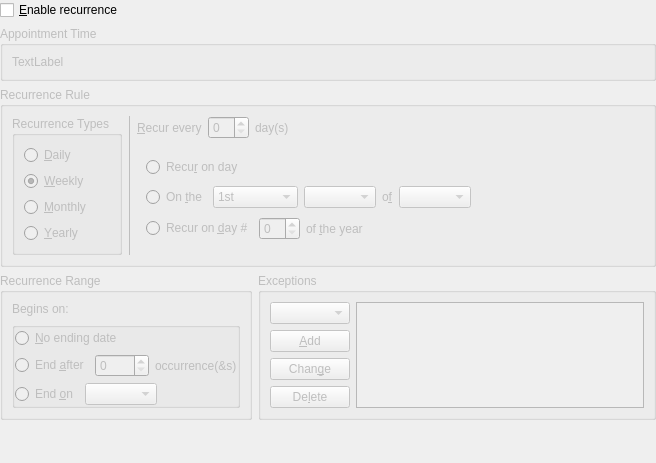
This is incidenceeditors/incidenceeditor-ng/incidencerecurrenceeditor.ui in chusopr/kdepim-ktimetracker-akonadi as Qt 5 draws it before an edit. The edited form follows.
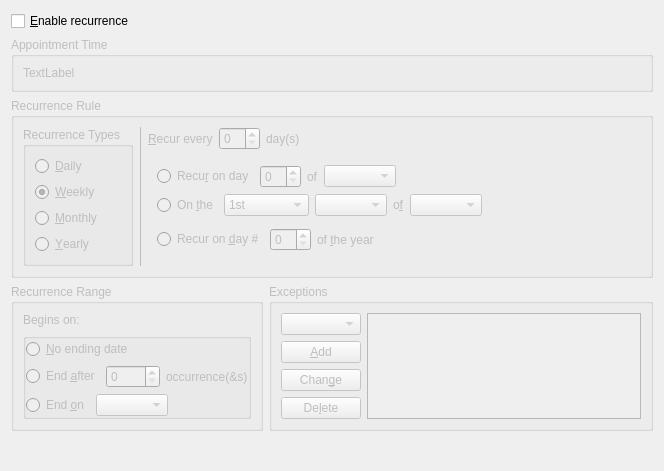
This is the edited form. The open tabs and pages were chosen to show the change. Custom widgets are drawn as their Qt base class.

Commit message: Add loading and saving logic for recurrence

Diff of the .ui file:
```diff
--- a/incidenceeditors/incidenceeditor-ng/incidencerecurrenceeditor.ui
+++ b/incidenceeditors/incidenceeditor-ng/incidencerecurrenceeditor.ui
@@ -6,8 +6,8 @@
    <rect>
     <x>0</x>
     <y>0</y>
-    <width>656</width>
-    <height>463</height>
+    <width>664</width>
+    <height>471</height>
    </rect>
   </property>
   <property name="sizePolicy">
@@ -16,10 +16,7 @@
     <verstretch>0</verstretch>
    </sizepolicy>
   </property>
-  <layout class="QGridLayout" name="gridLayout_7">
-   <property name="margin">
-    <number>0</number>
-   </property>
+  <layout class="QGridLayout" name="gridLayout_12">
    <item row="0" column="0">
     <widget class="QCheckBox" name="mEnabledCheck">
      <property name="whatsThis">
@@ -111,6 +108,9 @@
            <property name="checked">
             <bool>false</bool>
            </property>
+           <attribute name="buttonGroup">
+            <string>mTypeButtonGroup</string>
+           </attribute>
           </widget>
          </item>
          <item row="1" column="0">
@@ -124,6 +124,9 @@
            <property name="checked">
             <bool>true</bool>
            </property>
+           <attribute name="buttonGroup">
+            <string>mTypeButtonGroup</string>
+           </attribute>
           </widget>
          </item>
          <item row="2" column="0">
@@ -134,6 +137,9 @@
            <property name="text">
             <string extracomment="@option:radio recur monthly">&amp;Monthly</string>
            </property>
+           <attribute name="buttonGroup">
+            <string>mTypeButtonGroup</string>
+           </attribute>
           </widget>
          </item>
          <item row="3" column="0">
@@ -144,6 +150,9 @@
            <property name="text">
             <string extracomment="@option:radio recur yearly">&amp;Yearly</string>
            </property>
+           <attribute name="buttonGroup">
+            <string>mTypeButtonGroup</string>
+           </attribute>
           </widget>
          </item>
         </layout>
@@ -161,12 +170,12 @@
          <string>&amp;Recur every</string>
         </property>
         <property name="buddy">
-         <cstring>spinBox</cstring>
+         <cstring>mFrequencyEdit</cstring>
         </property>
        </widget>
       </item>
       <item row="0" column="4">
-       <widget class="QSpinBox" name="spinBox">
+       <widget class="QSpinBox" name="mFrequencyEdit">
         <property name="sizePolicy">
          <sizepolicy hsizetype="Fixed" vsizetype="Fixed">
           <horstretch>0</horstretch>
@@ -203,49 +212,49 @@
         <widget class="QWidget" name="weekly">
          <layout class="QGridLayout" name="gridLayout_8">
           <item row="0" column="0">
-           <widget class="QCheckBox" name="checkBox">
+           <widget class="QCheckBox" name="mDay0Check">
             <property name="text">
              <string>Mon</string>
             </property>
            </widget>
           </item>
           <item row="0" column="1">
-           <widget class="QCheckBox" name="checkBox_2">
+           <widget class="QCheckBox" name="mDay1Check">
             <property name="text">
              <string>&amp;Tue</string>
             </property>
            </widget>
           </item>
           <item row="0" column="2">
-           <widget class="QCheckBox" name="checkBox_3">
+           <widget class="QCheckBox" name="mDay2Check">
             <property name="text">
              <string>Wed</string>
             </property>
            </widget>
           </item>
           <item row="0" column="3">
-           <widget class="QCheckBox" name="checkBox_4">
+           <widget class="QCheckBox" name="mDay3Check">
             <property name="text">
              <string>T&amp;hu</string>
             </property>
            </widget>
           </item>
           <item row="0" column="4">
-           <widget class="QCheckBox" name="checkBox_7">
+           <widget class="QCheckBox" name="mDay4Check">
             <property name="text">
              <string>&amp;Fri</string>
             </property>
            </widget>
           </item>
           <item row="0" column="5">
-           <widget class="QCheckBox" name="checkBox_6">
+           <widget class="QCheckBox" name="mDay5Check">
             <property name="text">
              <string>&amp;Sat</string>
             </property>
            </widget>
           </item>
           <item row="0" column="6">
-           <widget class="QCheckBox" name="checkBox_5">
+           <widget class="QCheckBox" name="mDay6Check">
             <property name="text">
              <string>S&amp;un</string>
             </property>
@@ -284,7 +293,7 @@
               <number>0</number>
              </property>
              <item row="0" column="0">
-              <widget class="QRadioButton" name="radioButton_5">
+              <widget class="QRadioButton" name="mMonthlyByDayRadio">
                <property name="sizePolicy">
                 <sizepolicy hsizetype="Fixed" vsizetype="Fixed">
                  <horstretch>0</horstretch>
@@ -294,6 +303,9 @@
                <property name="text">
                 <string>Recur on the</string>
                </property>
+               <attribute name="buttonGroup">
+                <string>mMonthlyButtonGroup</string>
+               </attribute>
               </widget>
              </item>
              <item row="0" column="2">
@@ -304,7 +316,7 @@
               </widget>
              </item>
              <item row="1" column="0">
-              <widget class="QRadioButton" name="radioButton_6">
+              <widget class="QRadioButton" name="mMonthlyByPosRadio">
                <property name="sizePolicy">
                 <sizepolicy hsizetype="Fixed" vsizetype="Fixed">
                  <horstretch>0</horstretch>
@@ -314,16 +326,19 @@
                <property name="text">
                 <string>Recur on the</string>
                </property>
+               <attribute name="buttonGroup">
+                <string>mMonthlyButtonGroup</string>
+               </attribute>
               </widget>
              </item>
              <item row="1" column="1">
-              <widget class="KComboBox" name="kcombobox_2"/>
+              <widget class="KComboBox" name="mMonthlyByPosCountCombo"/>
              </item>
              <item row="1" column="2">
-              <widget class="KComboBox" name="kcombobox_3"/>
+              <widget class="KComboBox" name="mMonthlyByPosWeekdayCombo"/>
              </item>
              <item row="0" column="1">
-              <widget class="KComboBox" name="kcombobox"/>
+              <widget class="KComboBox" name="mMonthlyByDayCombo"/>
              </item>
             </layout>
            </widget>
@@ -344,34 +359,90 @@
          </layout>
         </widget>
         <widget class="QWidget" name="yearly">
-         <layout class="QGridLayout" name="gridLayout_12">
-          <item row="0" column="0" colspan="2">
-           <widget class="QRadioButton" name="mByDayRadio">
+         <layout class="QGridLayout" name="gridLayout_7">
+          <item row="0" column="0">
+           <layout class="QHBoxLayout" name="horizontalLayout_2">
+            <item>
+             <widget class="QRadioButton" name="mYearlyByMonthRadio">
             <property name="whatsThis">
              <string extracomment="@info:whatsthis">Sets a specific day of the month on which this event or to-do should recur.</string>
             </property>
             <property name="text">
              <string>Recu&amp;r on day</string>
             </property>
-           </widget>
-          </item>
-          <item row="1" column="0">
-           <widget class="QRadioButton" name="radioButton_2">
+              <attribute name="buttonGroup">
+               <string>mYearlyButtonGroup</string>
+              </attribute>
+             </widget>
+            </item>
+            <item>
+             <widget class="QSpinBox" name="mYearlyByMonthSpin">
             <property name="sizePolicy">
              <sizepolicy hsizetype="Fixed" vsizetype="Fixed">
+                <horstretch>0</horstretch>
+                <verstretch>0</verstretch>
+               </sizepolicy>
+              </property>
+             </widget>
+            </item>
+            <item>
+             <widget class="QLabel" name="label_2">
+              <property name="sizePolicy">
+               <sizepolicy hsizetype="Fixed" vsizetype="Preferred">
               <horstretch>0</horstretch>
               <verstretch>0</verstretch>
              </sizepolicy>
             </property>
             <property name="text">
-             <string>On &amp;the</string>
+               <string>of</string>
             </property>
            </widget>
           </item>
-          <item row="1" column="1" colspan="3">
+            <item>
+             <widget class="KComboBox" name="mYearlyByMonthCombo">
+              <property name="sizePolicy">
+               <sizepolicy hsizetype="Fixed" vsizetype="Fixed">
+                <horstretch>0</horstretch>
+                <verstretch>0</verstretch>
+               </sizepolicy>
+              </property>
+             </widget>
+            </item>
+            <item>
+             <spacer name="horizontalSpacer_2">
+              <property name="orientation">
+               <enum>Qt::Horizontal</enum>
+              </property>
+              <property name="sizeHint" stdset="0">
+               <size>
+                <width>40</width>
+                <height>20</height>
+               </size>
+              </property>
+             </spacer>
+            </item>
+           </layout>
+          </item>
+          <item row="1" column="0">
            <layout class="QHBoxLayout" name="horizontalLayout">
             <item>
-             <widget class="KComboBox" name="kcombobox_4">
+             <widget class="QRadioButton" name="mYearlyByPosRadio">
+              <property name="sizePolicy">
+               <sizepolicy hsizetype="Fixed" vsizetype="Fixed">
+                <horstretch>0</horstretch>
+                <verstretch>0</verstretch>
+               </sizepolicy>
+              </property>
+              <property name="text">
+               <string>On &amp;the</string>
+              </property>
+              <attribute name="buttonGroup">
+               <string>mYearlyButtonGroup</string>
+              </attribute>
+             </widget>
+            </item>
+            <item>
+             <widget class="KComboBox" name="mYearlyByPosDayCombo">
               <property name="sizePolicy">
                <sizepolicy hsizetype="Fixed" vsizetype="Fixed">
                 <horstretch>0</horstretch>
@@ -697,7 +768,7 @@
              </widget>
             </item>
             <item>
-             <widget class="KComboBox" name="kcombobox_5">
+             <widget class="KComboBox" name="mYearlyByPosWeekdayCombo">
               <property name="sizePolicy">
                <sizepolicy hsizetype="Fixed" vsizetype="Fixed">
                 <horstretch>0</horstretch>
@@ -718,12 +789,12 @@
                <string extracomment="@label part between WEEKDAY and MONTH in 'Recur on NNN. WEEKDAY of MONTH'">o&amp;f</string>
               </property>
               <property name="buddy">
-               <cstring>kcombobox_6</cstring>
+               <cstring>mYearlyByPosMonthCombo</cstring>
               </property>
              </widget>
             </item>
             <item>
-             <widget class="KComboBox" name="kcombobox_6">
+             <widget class="KComboBox" name="mYearlyByPosMonthCombo">
               <property name="sizePolicy">
                <sizepolicy hsizetype="Fixed" vsizetype="Fixed">
                 <horstretch>0</horstretch>
@@ -737,6 +808,9 @@
               <property name="orientation">
                <enum>Qt::Horizontal</enum>
               </property>
+              <property name="sizeType">
+               <enum>QSizePolicy::MinimumExpanding</enum>
+              </property>
               <property name="sizeHint" stdset="0">
                <size>
                 <width>40</width>
@@ -747,10 +821,12 @@
             </item>
            </layout>
           </item>
-          <item row="2" column="0" colspan="2">
-           <widget class="QRadioButton" name="radioButton_3">
+          <item row="2" column="0">
+           <layout class="QHBoxLayout" name="horizontalLayout_3">
+            <item>
+             <widget class="QRadioButton" name="mYearlyByDayRadio">
             <property name="sizePolicy">
-             <sizepolicy hsizetype="Fixed" vsizetype="Fixed">
+               <sizepolicy hsizetype="Minimum" vsizetype="Fixed">
               <horstretch>0</horstretch>
               <verstretch>0</verstretch>
              </sizepolicy>
@@ -758,10 +834,13 @@
             <property name="text">
              <string>Recur on &amp;day #</string>
             </property>
-           </widget>
-          </item>
-          <item row="2" column="2">
-           <widget class="QSpinBox" name="spinBox_3">
+              <attribute name="buttonGroup">
+               <string>mYearlyButtonGroup</string>
+              </attribute>
+             </widget>
+            </item>
+            <item>
+             <widget class="QSpinBox" name="mYearlyByDaySpin">
             <property name="sizePolicy">
              <sizepolicy hsizetype="Fixed" vsizetype="Fixed">
               <horstretch>0</horstretch>
@@ -770,7 +849,7 @@
             </property>
            </widget>
           </item>
-          <item row="2" column="3">
+            <item>
            <widget class="QLabel" name="label_5">
             <property name="sizePolicy">
              <sizepolicy hsizetype="MinimumExpanding" vsizetype="Preferred">
@@ -782,11 +861,13 @@
              <string extracomment="@label part after NNN of 'Recur on day #NNN of the year'">of &amp;the year</string>
             </property>
             <property name="buddy">
-             <cstring>spinBox_3</cstring>
+               <cstring>mYearlyByDaySpin</cstring>
             </property>
            </widget>
           </item>
          </layout>
+          </item>
+         </layout>
         </widget>
        </widget>
       </item>
@@ -794,7 +875,7 @@
     </widget>
    </item>
    <item row="3" column="0">
-    <widget class="QGroupBox" name="groupBox_2">
+    <widget class="QGroupBox" name="mRecurrenceRangeGroupBox">
      <property name="enabled">
       <bool>false</bool>
      </property>
@@ -806,7 +887,7 @@
      </property>
      <layout class="QGridLayout" name="gridLayout_11">
       <item row="0" column="0">
-       <widget class="QLabel" name="label_4">
+       <widget class="QLabel" name="mStartDateLabel">
         <property name="sizePolicy">
          <sizepolicy hsizetype="Fixed" vsizetype="Preferred">
           <horstretch>0</horstretch>
@@ -841,6 +922,9 @@
            <property name="text">
             <string>&amp;No ending date</string>
            </property>
+           <attribute name="buttonGroup">
+            <string>mRangeButtonGroup</string>
+           </attribute>
           </widget>
          </item>
          <item row="1" column="0" colspan="2">
@@ -857,10 +941,13 @@
            <property name="text">
             <string extracomment="@option:radio">End &amp;after</string>
            </property>
+           <attribute name="buttonGroup">
+            <string>mRangeButtonGroup</string>
+           </attribute>
           </widget>
          </item>
          <item row="1" column="2">
-          <widget class="QSpinBox" name="spinBox_2">
+          <widget class="QSpinBox" name="mEndDurationEdit">
            <property name="maximum">
             <number>9999</number>
            </property>
@@ -887,6 +974,9 @@
            <property name="text">
             <string extracomment="@option:radio">End &amp;on</string>
            </property>
+           <attribute name="buttonGroup">
+            <string>mRangeButtonGroup</string>
+           </attribute>
           </widget>
          </item>
          <item row="2" column="1" colspan="3">
@@ -909,7 +999,7 @@
     </widget>
    </item>
    <item row="3" column="1">
-    <widget class="QGroupBox" name="groupBox_3">
+    <widget class="QGroupBox" name="mExceptionsGroupBox">
      <property name="enabled">
       <bool>false</bool>
      </property>
@@ -927,7 +1017,7 @@
        <widget class="KPIM::KDateEdit" name="kpim::kdateedit"/>
       </item>
       <item row="0" column="1" rowspan="4">
-       <widget class="QListWidget" name="listWidget">
+       <widget class="QListWidget" name="mExceptionList">
         <property name="sizePolicy">
          <sizepolicy hsizetype="MinimumExpanding" vsizetype="Expanding">
           <horstretch>0</horstretch>
@@ -960,7 +1050,7 @@
      </layout>
     </widget>
    </item>
-   <item row="4" column="0" colspan="2">
+   <item row="4" column="0">
     <spacer name="verticalSpacer_3">
      <property name="orientation">
       <enum>Qt::Vertical</enum>
```
Left out of the diff: 26 changed lines with no effect on the pictures. Lines whose indentation alone changed are shown as unchanged. The commit also changes 2 other files.
